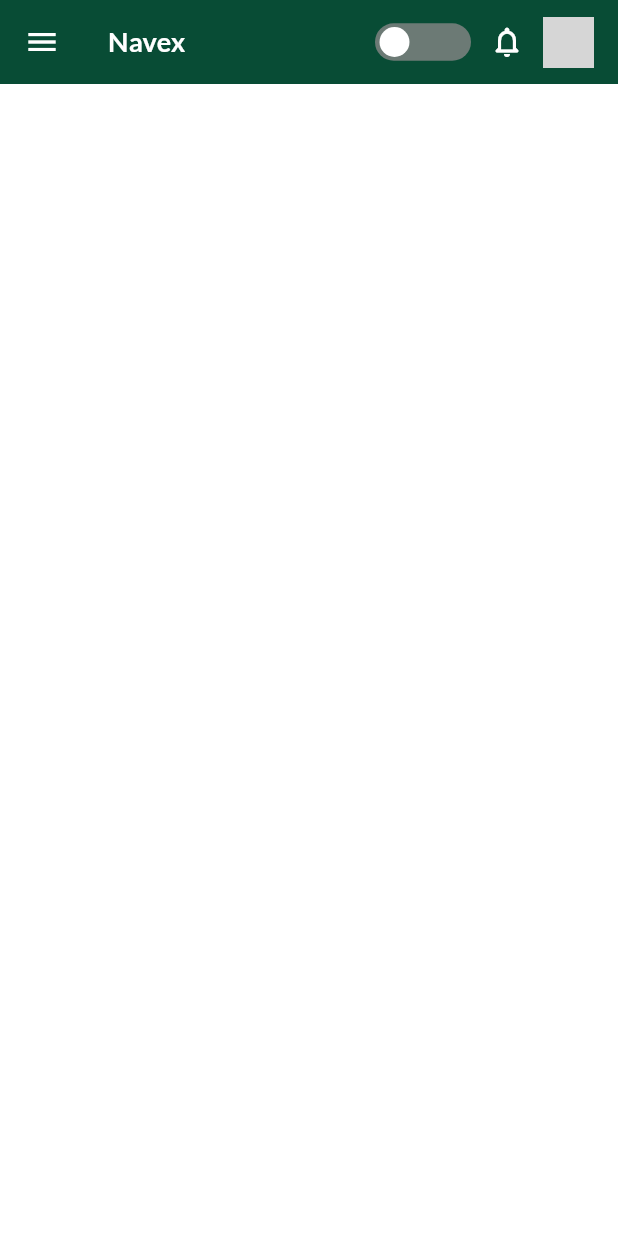
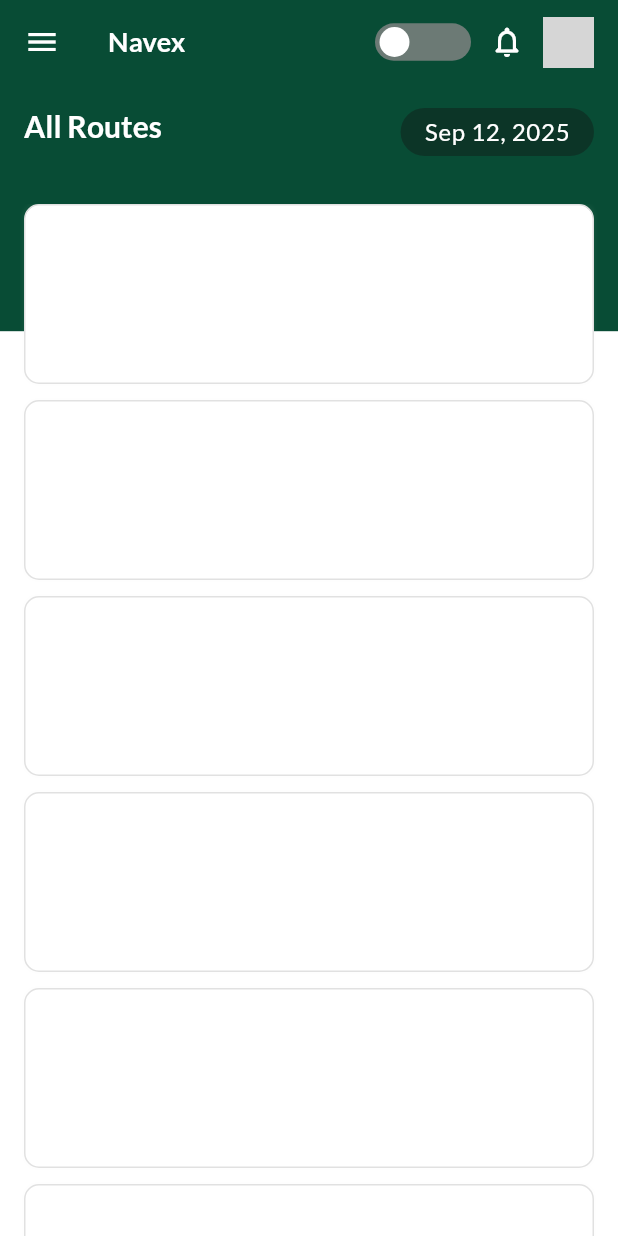
Before and after one commit to bijumondal18/Navex---Delivery-App, a Flutter app: the screen it shows after launch, on a phone screen of 412 x 824 dp. Run offline on Flutter 3.47's test engine with Material 3 defaults, Android fonts, the phone set to English and light mode, and no system bars; our stand-ins replace device_info_plus, flutter_svg, go_router, google_fonts; missing offline and left inert: dart:ffi; network calls fail; grey boxes are pictures that could not be loaded.

Commit message:
home screen ui

```diff
--- a/lib/core/themes/app_sizes.dart
+++ b/lib/core/themes/app_sizes.dart
@@ -11,8 +11,8 @@ class AppSizes {
 
   static const double kDefaultPadding = 16.0;
 
-  static const double blurRadius = 20.0;
-  static const double spreadRadius = 10.0;
+  static const double blurRadius = 1.0;
+  static const double spreadRadius = 1.0;
 
   static const double bottomNavigationBarIconSize = 24.0;
   static const double appBarIconSize = 24.0;
--- a/lib/core/utils/date_time_utils.dart
+++ b/lib/core/utils/date_time_utils.dart
@@ -67,4 +67,10 @@ class DateTimeUtils {
     }
   }
 
+  static String getFormattedCurrentDate() {
+    final now = DateTime.now(); // current date
+    final formatter = DateFormat('MMM dd, yyyy');
+    return formatter.format(now);
+  }
+
 }
--- /dev/null
+++ b/lib/presentation/pages/home/home_screen.dart
@@ -0,0 +1,101 @@
+import 'package:flutter/material.dart';
+import 'package:navex/core/themes/app_colors.dart';
+import 'package:navex/core/themes/app_sizes.dart';
+import 'package:navex/core/utils/date_time_utils.dart';
+
+class HomeScreen extends StatefulWidget {
+  const HomeScreen({super.key});
+
+  @override
+  State<HomeScreen> createState() => _HomeScreenState();
+}
+
+class _HomeScreenState extends State<HomeScreen> {
+  @override
+  Widget build(BuildContext context) {
+    return SizedBox(
+      height: MediaQuery.sizeOf(context).height,
+      child: Stack(
+        clipBehavior: Clip.none,
+        children: [
+          Container(
+            height: MediaQuery.sizeOf(context).height * 0.2,
+            decoration: BoxDecoration(color: Theme.of(context).primaryColor),
+            child: Padding(
+              padding: const EdgeInsets.all(AppSizes.kDefaultPadding),
+              child: Row(
+                crossAxisAlignment: CrossAxisAlignment.start,
+                mainAxisAlignment: MainAxisAlignment.spaceBetween,
+                children: [
+                  Text(
+                    'All Routes',
+                    style: Theme.of(
+                      context,
+                    ).textTheme.titleLarge!.copyWith(color: AppColors.white),
+                  ),
+                  Container(
+                    padding: EdgeInsets.symmetric(
+                      horizontal: AppSizes.kDefaultPadding,
+                      vertical: AppSizes.kDefaultPadding / 4,
+                    ),
+                    decoration: BoxDecoration(
+                      color: AppColors.scaffoldBackgroundDark.withAlpha(100),
+                      borderRadius: BorderRadius.circular(
+                        AppSizes.cardCornerRadius * 5,
+                      ),
+                    ),
+                    child: Text(
+                      DateTimeUtils.getFormattedCurrentDate(),
+                      style: Theme.of(
+                        context,
+                      ).textTheme.bodyLarge!.copyWith(color: AppColors.white),
+                    ),
+                  ),
+                ],
+              ),
+            ),
+          ),
+
+          Positioned(
+            top: 80,
+            left: 0,
+            bottom: 0,
+            right: 0,
+            child: ListView.builder(
+              itemCount: 8,
+              padding: EdgeInsets.symmetric(
+                horizontal: AppSizes.kDefaultPadding,
+              ),
+              itemBuilder: (context, index) {
+                return Container(
+                  height: 120,
+                  margin: EdgeInsets.only(
+                    bottom: AppSizes.kDefaultPadding / 1.5,
+                  ),
+                  decoration: BoxDecoration(
+                    color: Theme.of(context).cardColor,
+                    borderRadius: BorderRadius.circular(
+                      AppSizes.cardCornerRadius,
+                    ),
+                    border: Border.all(
+                      width: 1.0,
+                      color: Theme.of(context).dividerColor,
+                    ),
+                    boxShadow: [
+                      BoxShadow(
+                        color: Theme.of(context).shadowColor.withAlpha(10),
+                        blurRadius: AppSizes.blurRadius,
+                        spreadRadius: AppSizes.spreadRadius,
+                      ),
+                    ],
+                  ),
+                  child: Column(children: []),
+                );
+              },
+            ),
+          ),
+        ],
+      ),
+    );
+  }
+}
--- a/lib/presentation/pages/main_bottom_nav/main_bottom_nav_screen.dart
+++ b/lib/presentation/pages/main_bottom_nav/main_bottom_nav_screen.dart
@@ -1,10 +1,18 @@
 import 'package:flutter/material.dart';
 import 'package:flutter_svg/flutter_svg.dart';
+import 'package:navex/core/navigation/app_router.dart';
 import 'package:navex/core/resources/app_images.dart';
 import 'package:navex/core/themes/app_colors.dart';
 import 'package:navex/core/themes/app_sizes.dart';
 import 'package:navex/presentation/pages/main_bottom_nav/components/side_drawer.dart';
 import 'package:navex/presentation/widgets/custom_switch.dart';
+
+import '../available_routes/available_routes_screen.dart';
+import '../home/home_screen.dart';
+import '../my_accepted_routes/my_accepted_routes_screen.dart';
+import '../notifications/notifications_screen.dart';
+import '../route_history/route_history_screen.dart';
+import '../settings/settings_screen.dart';
 
 class MainBottomNavScreen extends StatefulWidget {
   const MainBottomNavScreen({super.key});
@@ -14,7 +22,24 @@ class MainBottomNavScreen extends StatefulWidget {
 }
 
 class _MainBottomNavScreenState extends State<MainBottomNavScreen> {
-  bool isOnline = false;
+  bool _isOnline = false;
+  int _selectedIndex = 0;
+
+  final List<Widget> _screens = [
+    HomeScreen(),
+    AvailableRoutesScreen(),
+    MyAcceptedRoutesScreen(),
+    RouteHistoryScreen(),
+    NotificationsScreen(),
+    SettingsScreen(),
+  ];
+
+  void _onDrawerItemTap(int index) {
+    setState(() {
+      _selectedIndex = index;
+    });
+    appRouter.pop(); // close the drawer
+  }
 
   @override
   Widget build(BuildContext context) {
@@ -30,10 +55,10 @@ class _MainBottomNavScreenState extends State<MainBottomNavScreen> {
         ),
         actions: [
           CustomSwitch(
-            value: isOnline,
+            value: _isOnline,
             onChanged: (value) {
               setState(() {
-                isOnline = value;
+                _isOnline = value;
               });
             },
           ),
@@ -58,8 +83,8 @@ class _MainBottomNavScreenState extends State<MainBottomNavScreen> {
           ),
         ],
       ),
-      drawer: SideDrawer(),
-      body: ListView(children: []),
+      drawer: SideDrawer(onItemTap: _onDrawerItemTap),
+      body: _screens[_selectedIndex],
     );
   }
 }
```
Also changed, not shown: lib/presentation/pages/available_routes/available_routes_screen.dart (added, +19 -0 lines), lib/presentation/pages/main_bottom_nav/components/side_drawer.dart (+10 -2 lines), lib/presentation/pages/my_accepted_routes/my_accepted_routes_screen.dart (added, +19 -0 lines), lib/presentation/pages/notifications/notifications_screen.dart (added, +19 -0 lines), lib/presentation/pages/route_history/route_history_screen.dart (added, +19 -0 lines), lib/presentation/pages/settings/settings_screen.dart (added, +19 -0 lines).
